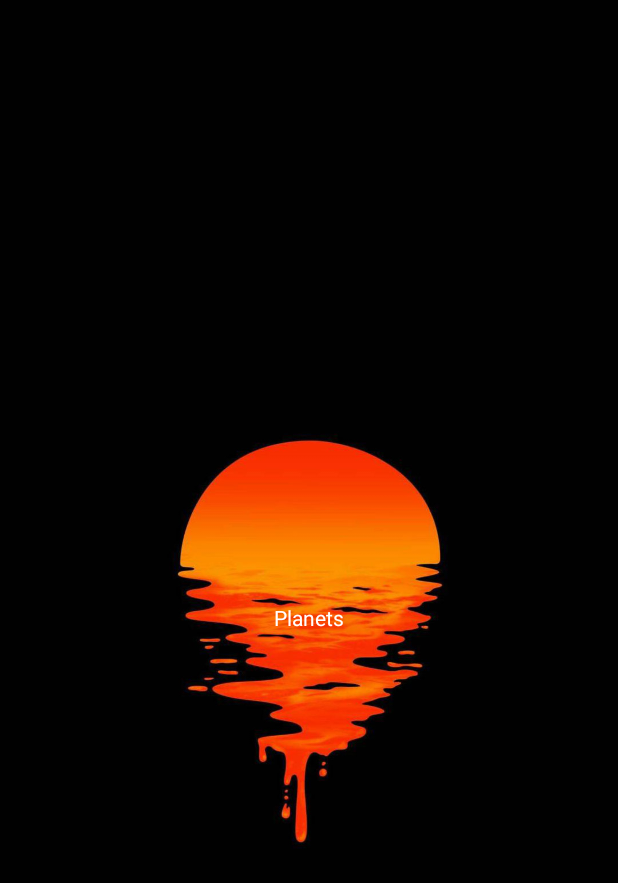
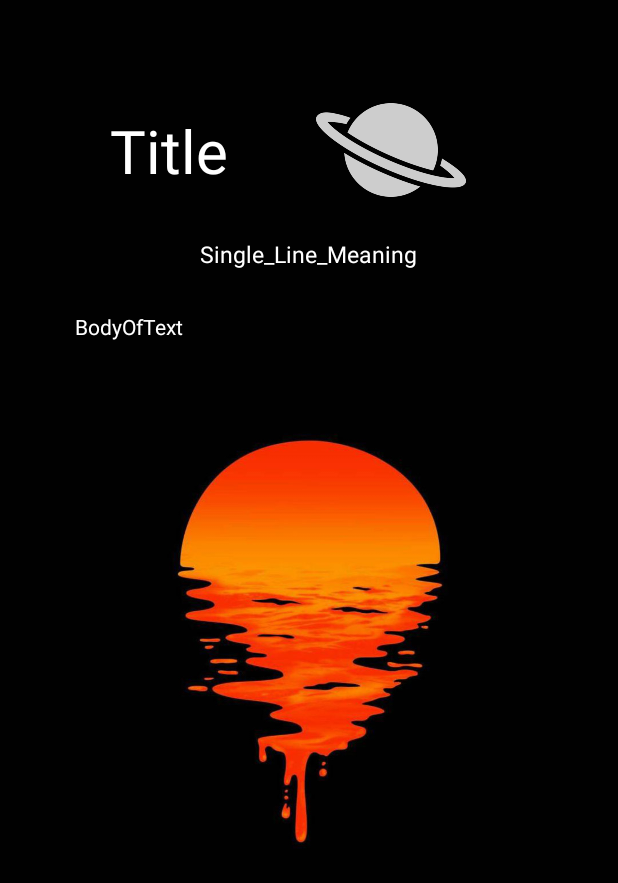
Before and after one commit to DanBirks888/Astrology-Android-App, an Android app: the Planets screen opened directly, with no data from a screen before it, after a tap on an icon or button, on a phone screen of 412 x 824 dp. Shown: the top 883 px of the screen. Run offline under Robolectric (Android 15) with nearby library versions, the phone set to English and light mode, and no system bars; libraries missing offline, so code that uses them is left out: com.androidnetworking, com.androidnetworking.common, com.androidnetworking.error, com.androidnetworking.interfaces, com.jacksonandroidnetworking; 3 statements that could not run were skipped.

Commit message:
XML Layout optimised for all returned elements!
REST Client ALMOST Working! ;D

```diff
--- a/app/src/main/AndroidManifest.xml
+++ b/app/src/main/AndroidManifest.xml
@@ -13,7 +13,7 @@
         android:supportsRtl="true"
         android:usesCleartextTraffic="true"
         android:theme="@style/Theme.AstrologyAndroidApp">
-        <activity android:name=".planets.Sun" />
+        <activity android:name=".OneElement" />
         <activity android:name=".Planets" />
         <activity android:name=".MainActivity">
             <intent-filter>
--- a/app/src/main/java/com/danbirks/astrologyandroidapp/planets/Sun.java
+++ b/app/src/main/java/com/danbirks/astrologyandroidapp/OneElement.java
@@ -1,6 +1,7 @@
-package com.danbirks.astrologyandroidapp.planets;
+package com.danbirks.astrologyandroidapp;
 
 import android.os.Bundle;
+import android.widget.ImageView;
 import android.widget.TextView;
 
 import androidx.appcompat.app.AppCompatActivity;
@@ -9,23 +10,29 @@ import com.androidnetworking.AndroidNetworking;
 import com.androidnetworking.common.Priority;
 import com.androidnetworking.error.ANError;
 import com.androidnetworking.interfaces.ParsedRequestListener;
-import com.danbirks.astrologyandroidapp.R;
 import com.danbirks.astrologyandroidapp.model.AstralBody;
 import com.jacksonandroidnetworking.JacksonParserFactory;
 
-public class Sun extends AppCompatActivity {
+public class OneElement extends AppCompatActivity {
 
     @Override
     protected void onCreate(Bundle savedInstanceState) {
         super.onCreate(savedInstanceState);
-        setContentView(R.layout.activity_sun);
+        setContentView(R.layout.activity_element);
+        String planet = getIntent().getExtras().getString("planet");
+        System.out.println(planet + "!!!!!!!!!!!!!!");
         AndroidNetworking.initialize(getApplicationContext());
         AndroidNetworking.setParserFactory(new JacksonParserFactory());
-        jsonParse(findViewById(R.id.sun_data));
+        jsonParse(
+                planet,
+                findViewById(R.id.title),
+                (ImageView) (findViewById(R.id.icon)),
+                findViewById(R.id.singleLineMeaning),
+                findViewById(R.id.data));
     }
 
-    private void jsonParse(TextView tv) {
-        AndroidNetworking.get("http://10.0.2.2:8080/astrals/planet/Sun")
+    private void jsonParse(String planet, TextView title, ImageView icon, TextView slm, TextView data) {
+        AndroidNetworking.get("http://10.0.2.2:8080/astrals/planet/" + planet)
                 .setTag(this)
                 .setPriority(Priority.LOW)
                 .build()
@@ -33,7 +40,11 @@ public class Sun extends AppCompatActivity {
                     @Override
                     public void onResponse(AstralBody astralBody) {
                         System.out.println("Working!");
-                        tv.setText(astralBody.toString());
+                        title.setText(astralBody.getAstralBody());
+                        icon.setImageResource(getResources().getIdentifier(planet, planet, getPackageName()));
+                        slm.setText(astralBody.getSingleLineMeaning().toString());
+                        data.setText(astralBody.getAttributes());
+//                        tv.setText(astralBody.toString());
                     }
 
                     @Override
--- a/app/src/main/java/com/danbirks/astrologyandroidapp/Planets.java
+++ b/app/src/main/java/com/danbirks/astrologyandroidapp/Planets.java
@@ -5,8 +5,6 @@ import android.os.Bundle;
 import android.view.View;
 
 import androidx.appcompat.app.AppCompatActivity;
-
-import com.danbirks.astrologyandroidapp.planets.Sun;
 
 public class Planets extends AppCompatActivity {
 
@@ -17,9 +15,12 @@ public class Planets extends AppCompatActivity {
         setContentView(R.layout.activity_planets);
     }
 
-    public void sun(View view) {
-        Intent intent = new Intent(this, Sun.class);
+    public void planet(View view) {
+        String planet = view.getTag().toString();
+        Intent intent = new Intent(this, OneElement.class);
+        intent.putExtra("planet", planet);
         startActivity(intent);
     }
 
+
 }
--- /dev/null
+++ b/app/src/main/res/layout/activity_element.xml
@@ -0,0 +1,57 @@
+<?xml version="1.0" encoding="utf-8"?>
+<TableLayout xmlns:android="http://schemas.android.com/apk/res/android"
+    xmlns:tools="http://schemas.android.com/tools"
+    android:layout_width="wrap_content"
+    android:layout_height="match_parent"
+    android:background="@drawable/sunwallpaper"
+    android:padding="50dp"
+    tools:context=".OneElement">
+
+    <TableRow
+        android:layout_width="fill_parent"
+        android:layout_height="fill_parent">
+
+        <TextView
+            android:id="@+id/title"
+            android:text="@string/title"
+            android:padding="23dp"
+            android:textColor="@color/white"
+            android:textSize="40sp" />
+
+        <ImageView
+            android:id="@+id/icon"
+            android:layout_width="100dp"
+            android:layout_height="100dp"
+            android:background="@drawable/planetwhite" />
+
+    </TableRow>
+
+    <TableRow
+        android:layout_width="fill_parent"
+        android:layout_height="fill_parent"
+        android:gravity="center">
+
+        <TextView
+            android:id="@+id/singleLineMeaning"
+            android:text="@string/single_line_meaning"
+            android:textColor="@color/white"
+            android:textSize="15sp"
+            android:gravity="center_horizontal"
+            android:padding="8dp" />
+    </TableRow>
+
+    <ScrollView
+        android:layout_width="fill_parent"
+        android:layout_height="fill_parent">
+
+        <TextView
+            android:id="@+id/data"
+            android:layout_width="fill_parent"
+            android:layout_height="wrap_content"
+            android:text="@string/body_of_text"
+            android:paddingVertical="20dp"
+            android:textColor="@color/white" />
+
+    </ScrollView>
+
+</TableLayout>
--- a/app/src/main/res/layout/activity_planets.xml
+++ b/app/src/main/res/layout/activity_planets.xml
@@ -3,7 +3,7 @@
     xmlns:tools="http://schemas.android.com/tools"
     android:layout_width="match_parent"
     android:layout_height="match_parent"
-    android:background="@drawable/planetswallpaper"
+    android:background="@drawable/planetswallpaperblack"
     android:stretchColumns="*"
     android:padding="30dp"
     tools:context=".Planets">
@@ -17,10 +17,11 @@
 
         <ImageButton
             android:id="@+id/sun"
+            android:tag="sun"
             android:layout_width="100dp"
             android:layout_height="100dp"
             android:background="@drawable/sun"
-            android:onClick="sun" />
+            android:onClick="planet" />
 
         <ImageButton
             android:id="@+id/moon"
--- a/app/src/main/res/layout/activity_sun.xml
+++ /dev/null
@@ -1,18 +0,0 @@
-<?xml version="1.0" encoding="utf-8"?>
-<LinearLayout xmlns:android="http://schemas.android.com/apk/res/android"
-    xmlns:tools="http://schemas.android.com/tools"
-    android:layout_width="wrap_content"
-    android:layout_height="match_parent"
-    android:gravity="center"
-    android:background="@drawable/sunwallpaper"
-    tools:context=".planets.Sun">
-
-    <TextView
-        android:id="@+id/sun_data"
-        android:layout_width="wrap_content"
-        android:layout_height="wrap_content"
-        android:text="@string/planets"
-        android:paddingVertical="10dp"
-        android:textColor="@color/white" />
-
-</LinearLayout>
--- a/app/src/main/res/values/strings.xml
+++ b/app/src/main/res/values/strings.xml
@@ -4,4 +4,9 @@
     <string name="signs">Signs</string>
     <string name="houses">Houses</string>
     <string name="aspects">Aspects</string>
+    <string name="planeticon">Planet_Icon</string>
+    <string name="title">Title</string>
+    <string name="icon">Icon</string>
+    <string name="single_line_meaning">Single_Line_Meaning</string>
+    <string name="body_of_text">BodyOfText</string>
 </resources>
```
Also changed, not shown: app/src/main/res/drawable-v24/planetswallpaperblack.jpg (added).
